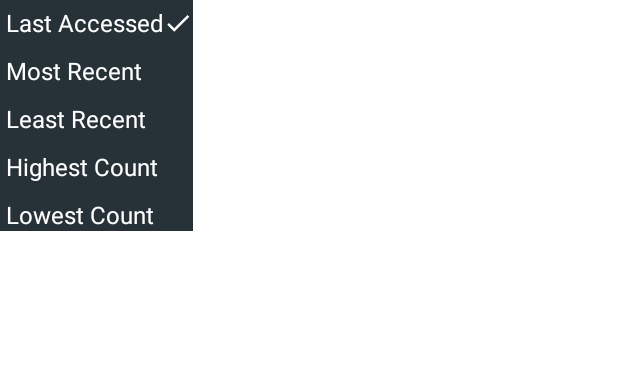
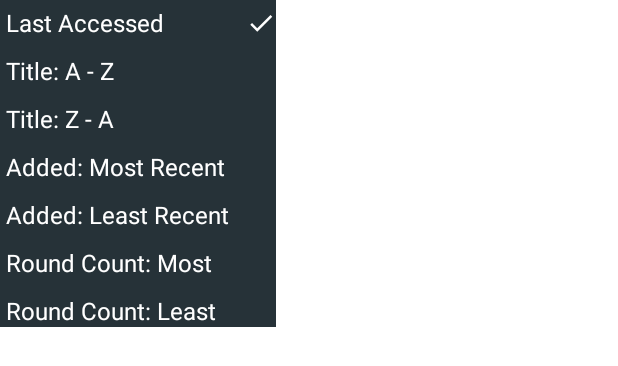
Before and after one commit to technexx/Burn-Track-Repeat, an Android app: the layout sort_popup.xml on its own in the app's theme, with its tools: preview values and no code run, on a phone screen of 412 x 824 dp. Shown: the top 366 px of the screen. Run offline under Robolectric (Android 15) with nearby library versions, the phone set to English and light mode, and no system bars; Roboto replaces fonts that are not available here.

Commit message:
added sort by title options. main now retains sort mode.

```diff
--- a/app/src/main/res/layout/sort_popup.xml
+++ b/app/src/main/res/layout/sort_popup.xml
@@ -19,8 +19,8 @@
     </TextView>
 
     <TextView
-        android:text="Most Recent"
-        android:id="@+id/sort_most_recent"
+        android:text="Title: A - Z"
+        android:id="@+id/sort_title_start"
         android:layout_width="wrap_content"
         android:layout_height="wrap_content"
         app:layout_constraintTop_toBottomOf="@id/sort_last_accessed"
@@ -31,7 +31,31 @@
     </TextView>
 
     <TextView
-        android:text="Least Recent"
+        android:text="Title: Z - A"
+        android:id="@+id/sort_title_end"
+        android:layout_width="wrap_content"
+        android:layout_height="wrap_content"
+        app:layout_constraintTop_toBottomOf="@id/sort_title_start"
+        app:layout_constraintStart_toStartOf="parent"
+        android:layout_marginStart="4dp"
+        android:layout_marginTop="10dp"
+        android:textSize="16sp">
+    </TextView>
+
+    <TextView
+        android:text="Added: Most Recent"
+        android:id="@+id/sort_most_recent"
+        android:layout_width="wrap_content"
+        android:layout_height="wrap_content"
+        app:layout_constraintTop_toBottomOf="@id/sort_title_end"
+        app:layout_constraintStart_toStartOf="parent"
+        android:layout_marginStart="4dp"
+        android:layout_marginTop="10dp"
+        android:textSize="16sp">
+    </TextView>
+
+    <TextView
+        android:text="Added: Least Recent"
         android:id="@+id/sort_least_recent"
         android:layout_width="wrap_content"
         android:layout_height="wrap_content"
@@ -43,7 +67,7 @@
     </TextView>
 
     <TextView
-        android:text="Highest Count"
+        android:text="Round Count: Most"
         android:id="@+id/sort_number_high"
         android:layout_width="wrap_content"
         android:layout_height="wrap_content"
@@ -55,7 +79,7 @@
     </TextView>
 
     <TextView
-        android:text="Lowest Count"
+        android:text="Round Count: Least"
         android:id="@+id/sort_number_low"
         android:layout_width="wrap_content"
         android:layout_height="wrap_content"
```
Also changed, not shown: app/src/main/java/com/example/tragic/irate/simple/stopwatch/Database/CyclesDao.java (+19 -0 lines), app/src/main/java/com/example/tragic/irate/simple/stopwatch/MainActivity.java (+84 -30 lines).
